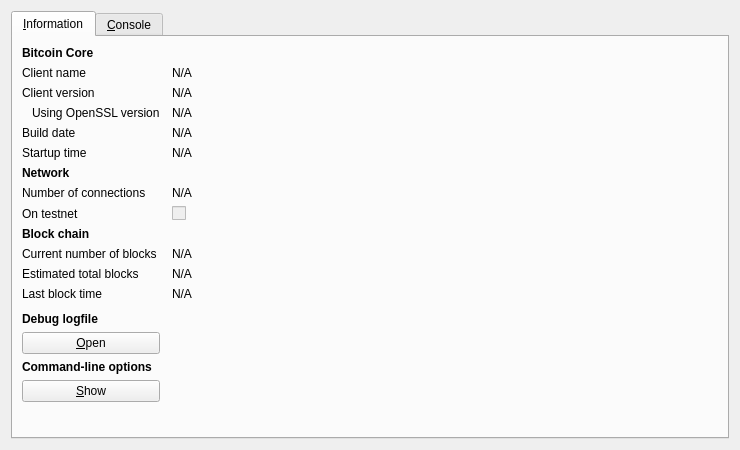
Qt form src/qt/forms/rpcconsole.ui (chrysophylax69/Unitecoin) before a commit.
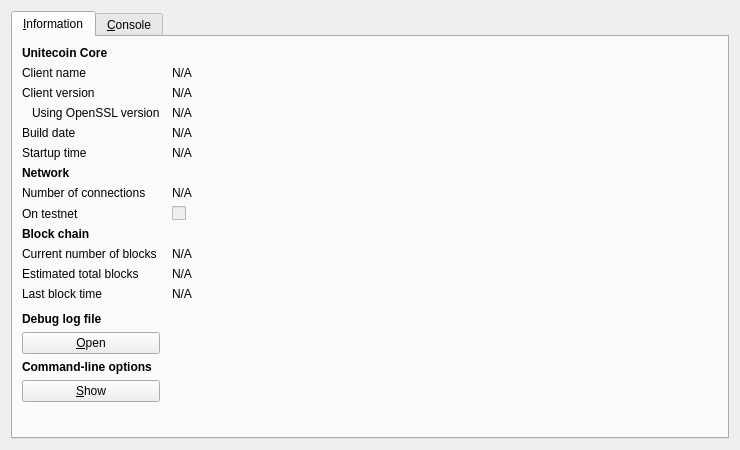
The same form after that commit. The open tabs and pages were chosen to show the change. Icons and pictures are not drawn.

Patch:
```diff
--- a/src/qt/forms/rpcconsole.ui
+++ b/src/qt/forms/rpcconsole.ui
@@ -36,7 +36,7 @@
           </font>
          </property>
          <property name="text">
-          <string>Bitcoin Core</string>
+          <string>Unitecoin Core</string>
          </property>
         </widget>
        </item>
@@ -315,7 +315,7 @@
           </font>
          </property>
          <property name="text">
-          <string>Debug logfile</string>
+          <string>Debug log file</string>
          </property>
         </widget>
        </item>
```
Left out of the diff: 11 changed lines with no effect on the pictures.
